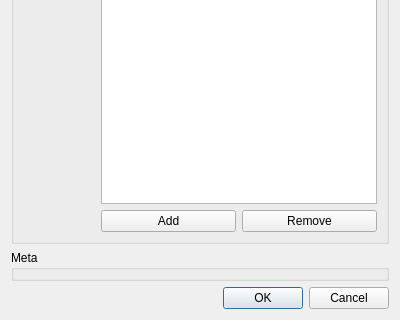
Before: the Qt Designer form src/enumfielddialog.ui in dmr-tools/anytone-emu, drawn with Qt 5; both pictures show x 0 to 400 and y 242 to 562 of the 400 by 562 pixel window.
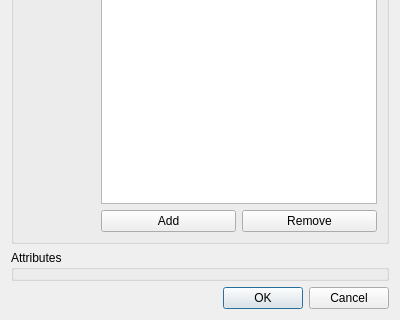
After: the same form once the commit is applied. Custom widgets are drawn as their Qt base class.

Patch:
```diff
--- a/src/enumfielddialog.ui
+++ b/src/enumfielddialog.ui
@@ -129,7 +129,7 @@
    <item>
     <widget class="QGroupBox" name="groupBox_2">
      <property name="title">
-      <string>Meta</string>
+      <string>Attributes</string>
      </property>
      <layout class="QVBoxLayout" name="verticalLayout">
       <property name="spacing">
```
